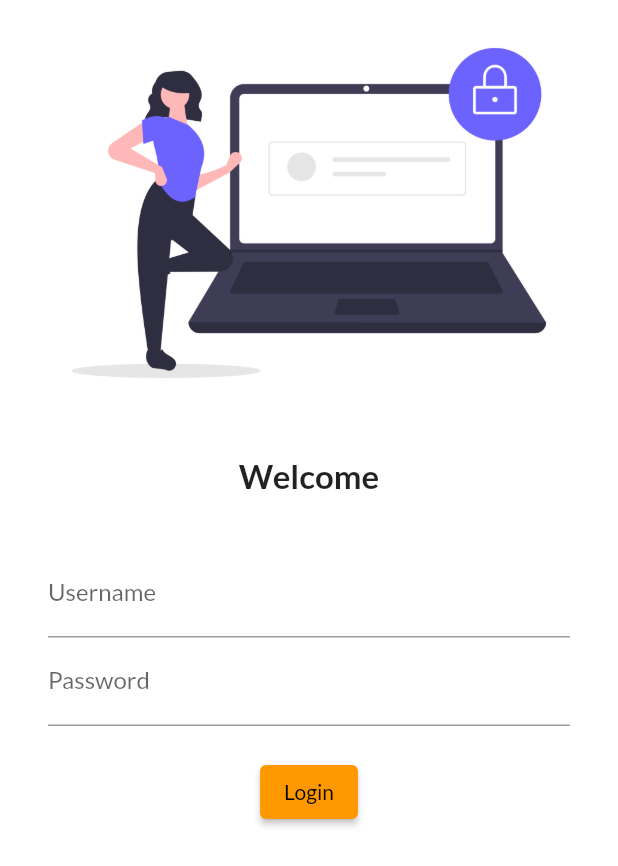
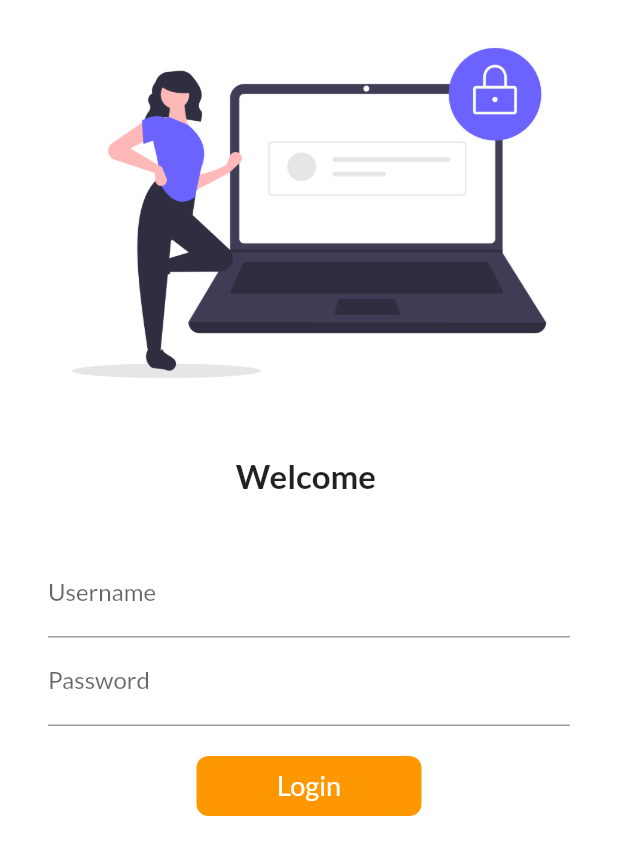
Before and after one commit to asad008/Flutter, a Flutter app: the screen it shows after launch, on a phone screen of 412 x 824 dp. Shown: the top 866 px of the screen. Run offline on Flutter 3.47's test engine with Material 2 defaults, Android fonts, the phone set to English and light mode, and no system bars; our stand-ins replace google_fonts.

Commit message:
day 4 completed

```diff
--- a/lib/main.dart
+++ b/lib/main.dart
@@ -1,5 +1,6 @@
 import 'package:catalog_app/pages/HomePage.dart';
 import 'package:catalog_app/pages/LoginPage.dart';
+import 'package:catalog_app/utils/routes.dart';
 import 'package:flutter/material.dart';
 import 'package:google_fonts/google_fonts.dart';
 
@@ -21,8 +22,8 @@ class MyApp extends StatelessWidget {
       ),
       routes: {
         "/": (context) => LoginPage(),
-        "/home": (context) => HomePage(),
-        "/login": (context) => LoginPage(),
+        MyRoutes.home_Route: (context) => HomePage(),
+        MyRoutes.login_Route: (context) => LoginPage(),
       },
     );
   }
--- a/lib/pages/LoginPage.dart
+++ b/lib/pages/LoginPage.dart
@@ -1,12 +1,21 @@
 // ignore_for_file: prefer_const_constructors
 
+import 'package:catalog_app/utils/routes.dart';
 import 'package:flutter/material.dart';
 
-class LoginPage extends StatelessWidget {
+class LoginPage extends StatefulWidget {
+  @override
+  State<LoginPage> createState() => _LoginPageState();
+}
+
+class _LoginPageState extends State<LoginPage> {
+  String name = "";
+  bool changebutton = false;
   @override
   Widget build(BuildContext context) {
     return Material(
         color: Colors.white,
+        child: SingleChildScrollView(
           child: Column(
             children: [
               Image.asset(
@@ -17,8 +26,9 @@ class LoginPage extends StatelessWidget {
               SizedBox(
                 height: 20.0,
               ),
+              // ignore: duplicate_ignore
               Text(
-              "Welcome",
+                "Welcome $name",
                 // ignore: prefer_const_constructors
                 style: TextStyle(fontSize: 22, fontWeight: FontWeight.bold),
               ),
@@ -26,13 +36,17 @@ class LoginPage extends StatelessWidget {
                 height: 20.0,
               ),
               Padding(
-              padding:
-                  const EdgeInsets.symmetric(vertical: 16.0, horizontal: 32.0),
+                padding: const EdgeInsets.symmetric(
+                    vertical: 16.0, horizontal: 32.0),
                 child: Column(
                   children: [
                     TextFormField(
                       decoration: InputDecoration(
                           hintText: "Enter Username", labelText: "Username"),
+                      onChanged: (value) {
+                        name = value;
+                        setState(() {});
+                      },
                     ),
                     TextFormField(
                       obscureText: true,
@@ -42,16 +56,60 @@ class LoginPage extends StatelessWidget {
                     SizedBox(
                       height: 20.0,
                     ),
-                  ElevatedButton(
-                    onPressed: () {
-                      print("Hi Asad");
-                    },
-                    child: Text("Login"),
+                    // ElevatedButton(
+                    //   onPressed: () {
+                    //     Navigator.pushNamed(context, MyRoutes.home_Route);
+                    //   },
+                    //   child: Text(
+                    //     "Login",
+                    //     style: TextStyle(
+                    //       fontSize: 16,
+                    //       //fontWeight: FontWeight.bold,
+                    //       color: Colors.white,
+                    //     ),
+                    //   ),
+                    //   style: TextButton.styleFrom(
+                    //     minimumSize: Size(150, 40),
+                    //   ),
+                    // )
+                    InkWell(
+                      onTap: (() async {
+                        setState(() {
+                          changebutton = true;
+                        });
+
+                        await Future.delayed(Duration(seconds: 1));
+                        Navigator.pushNamed(context, MyRoutes.home_Route);
+                      }),
+                      child: AnimatedContainer(
+                        duration: Duration(seconds: 1),
+                        width: changebutton ? 50 : 150,
+                        height: 40,
+                        alignment: Alignment.center,
+                        child: changebutton
+                            ? Icon(
+                                Icons.done,
+                                color: Colors.white,
+                              )
+                            : Text(
+                                "Login",
+                                style: TextStyle(
+                                  fontSize: 18,
+                                  color: Colors.white,
+                                ),
+                              ),
+                        decoration: BoxDecoration(
+                          color: Colors.orange,
+                          borderRadius:
+                              BorderRadius.circular(changebutton ? 50 : 8),
+                        ),
+                      ),
                     )
                   ],
                 ),
               ),
             ],
+          ),
         ));
   }
 }
--- /dev/null
+++ b/lib/utils/routes.dart
@@ -0,0 +1,4 @@
+class MyRoutes {
+  static String login_Route = "/login";
+  static String home_Route = "/home";
+}
```
Lines whose indentation alone changed are shown as unchanged.
